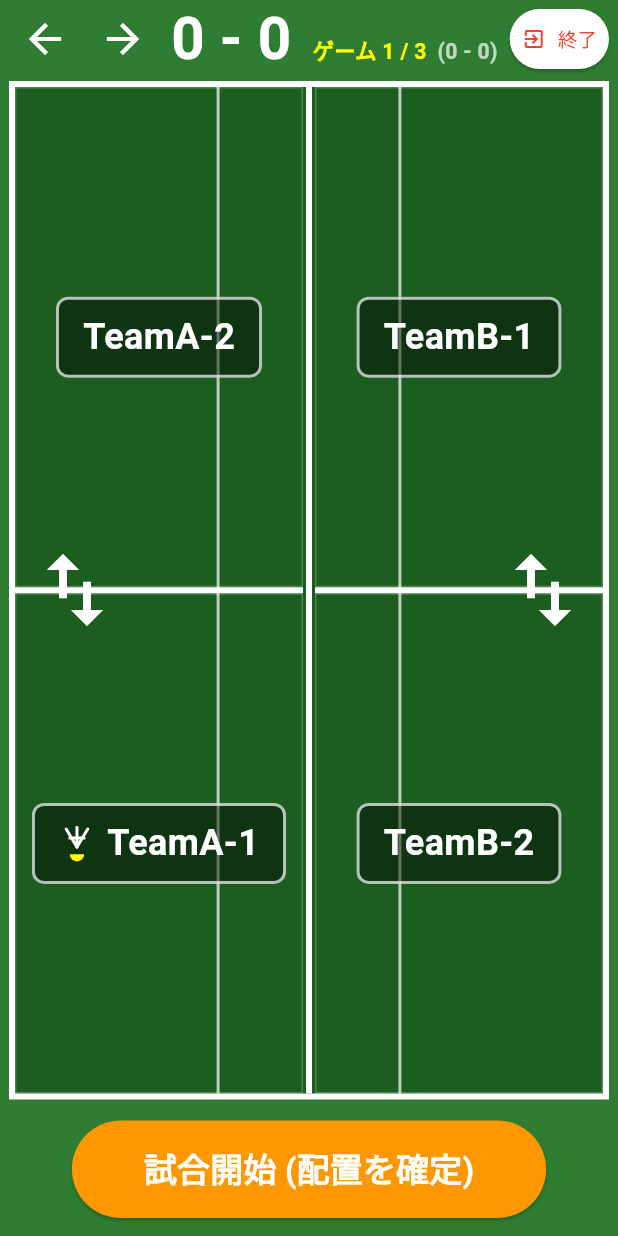
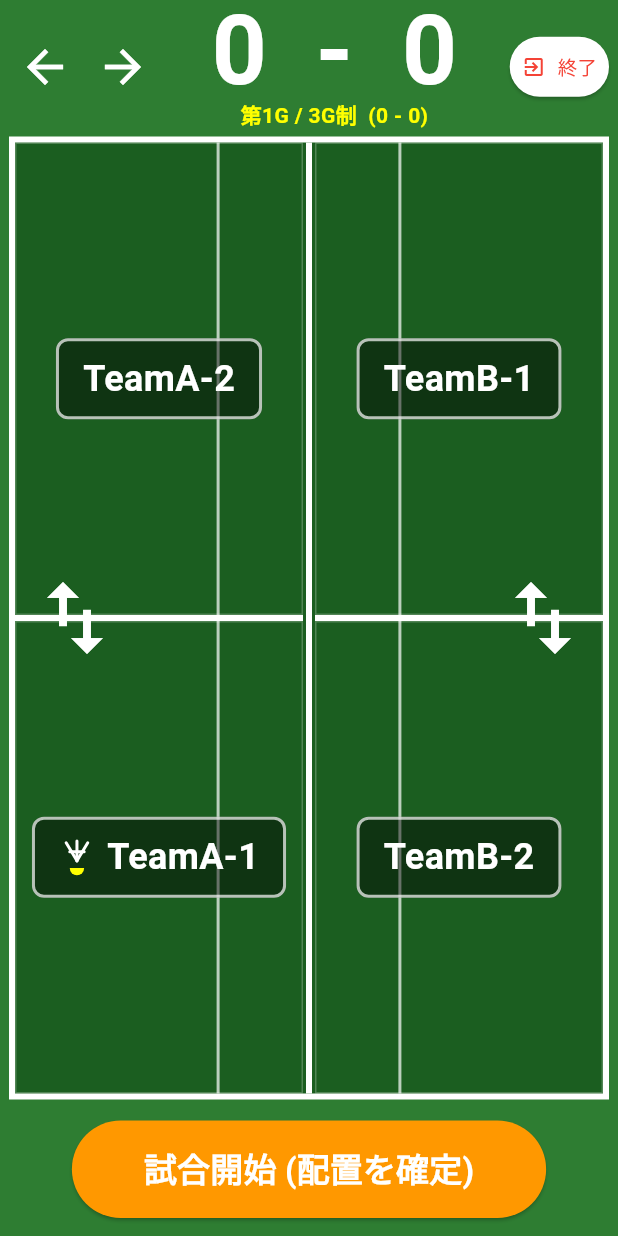
Before and after one commit to sslazio29-lab/CourtMaster, a Flutter app: the screen it shows after launch, after a tap on "コートへ進む", on a phone screen of 412 x 824 dp. Run offline on Flutter 3.47's test engine with Material 3 defaults, Android fonts, the phone set to English and light mode, and no system bars; our stand-ins replace freezed_annotation, pdf, printing, shared_preferences.

Commit message:
fix: match_screenのレスポンシブ化(縦画面修正)

```diff
--- a/lib/screens/match_screen.dart
+++ b/lib/screens/match_screen.dart
@@ -228,8 +228,7 @@ class _MatchScreenState extends State<MatchScreen> {
     );
   }
 
-  /// 縦/横共通レイアウト
-  /// コートを最大化するため、ヘッダーを1行にコンパクト化する
+  /// 縦/横共通レイアウト（isLandscapeで内部を完全に分岐させる）
   Widget _buildLayout({
     required MatchState state,
     required MatchSettings settings,
@@ -242,14 +241,12 @@ class _MatchScreenState extends State<MatchScreen> {
     required int displayGameNumber,
     required bool isLandscape,
   }) {
-    // スコア文字サイズを縮小し、縦横で最適化
-    final double scoreFontSize = isLandscape ? 32.0 : 44.0;
-    final double gameInfoFontSize = isLandscape ? 12.0 : 16.0;
-    final double iconSize = isLandscape ? 24.0 : 32.0;
+    // 戻る・進むアイコンのサイズ（縦：元の36、横：圧縮した24）
+    final double iconSize = isLandscape ? 24.0 : 36.0;
 
     return Column(
       children: [
-        // ── ヘッダー（完全1行・コンパクト）──
+        // ── ヘッダー ──
         Padding(
           padding: const EdgeInsets.symmetric(horizontal: 6.0, vertical: 2.0),
           child: Row(
@@ -282,9 +279,12 @@ class _MatchScreenState extends State<MatchScreen> {
                 constraints: const BoxConstraints(),
               ),
               const SizedBox(width: 8),
-              // スコア・ゲーム情報（中央・Expanded内で横並び1行化）
+
+              // ── スコア・ゲーム情報（縦横で完全にレイアウトを分ける） ──
               Expanded(
-                child: FittedBox(
+                child: isLandscape
+                    // 【横画面】今回完成した「1行に圧縮」する新レイアウト
+                    ? FittedBox(
                         fit: BoxFit.scaleDown,
                         alignment: Alignment.center,
                         child: Row(
@@ -293,8 +293,8 @@ class _MatchScreenState extends State<MatchScreen> {
                           children: [
                             Text(
                               '$leftScore - $rightScore',
-                        style: TextStyle(
-                          fontSize: scoreFontSize,
+                              style: const TextStyle(
+                                fontSize: 44.0,
                                 fontWeight: FontWeight.bold,
                                 color: Colors.white,
                                 height: 1.0,
@@ -303,8 +303,8 @@ class _MatchScreenState extends State<MatchScreen> {
                             const SizedBox(width: 16),
                             Text(
                               'ゲーム $displayGameNumber / ${settings.maxGames}',
-                        style: TextStyle(
-                          fontSize: gameInfoFontSize,
+                              style: const TextStyle(
+                                fontSize: 16.0,
                                 color: Colors.yellowAccent,
                                 fontWeight: FontWeight.bold,
                               ),
@@ -312,16 +312,40 @@ class _MatchScreenState extends State<MatchScreen> {
                             const SizedBox(width: 8),
                             Text(
                               '($leftGameScore - $rightGameScore)',
-                        style: TextStyle(
-                          fontSize: gameInfoFontSize,
+                              style: const TextStyle(
+                                fontSize: 16.0,
                                 color: Colors.white70,
                                 fontWeight: FontWeight.bold,
                               ),
                             ),
                           ],
                         ),
+                      )
+                    // 【縦画面】元々最適化されていた「2段構えの大きな文字」レイアウト（完全復元）
+                    : Column(
+                        mainAxisSize: MainAxisSize.min,
+                        children: [
+                          Text(
+                            '$leftScore  -  $rightScore',
+                            style: const TextStyle(
+                              fontSize: 64.0,
+                              fontWeight: FontWeight.bold,
+                              color: Colors.white,
+                              height: 1.0,
                             ),
                           ),
+                          Text(
+                            '第${displayGameNumber}G / ${settings.maxGames}G制  ($leftGameScore - $rightGameScore)',
+                            style: const TextStyle(
+                              fontSize: 14.0,
+                              color: Colors.yellowAccent,
+                              fontWeight: FontWeight.bold,
+                            ),
+                          ),
+                        ],
+                      ),
+              ),
+
               const SizedBox(width: 8),
               // 終了ボタン
               ElevatedButton.icon(
@@ -355,14 +379,14 @@ class _MatchScreenState extends State<MatchScreen> {
             ],
           ),
         ),
-        // ── コート（最大化）──
+        // ── コート（共通で最大化） ──
         Expanded(
           child: Padding(
             padding: const EdgeInsets.symmetric(horizontal: 6.0, vertical: 2.0),
             child: _buildCourt(state, settings),
           ),
         ),
-        // ── 得点ボタン / 試合開始ボタン ──
+        // ── 得点ボタン / 試合開始ボタン（パディングとサイズを縦横で自動調整） ──
         Padding(
           padding: EdgeInsets.symmetric(
             horizontal: 8.0,
```
Lines whose indentation alone changed are shown as unchanged.
